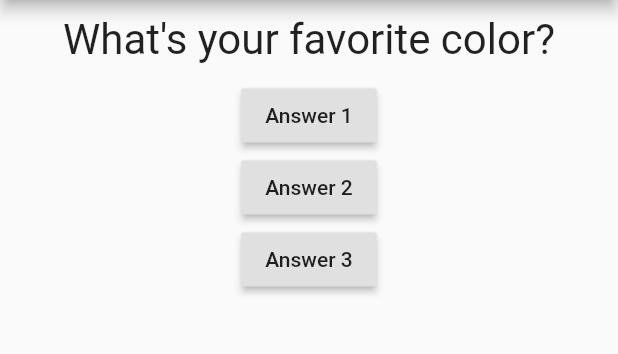
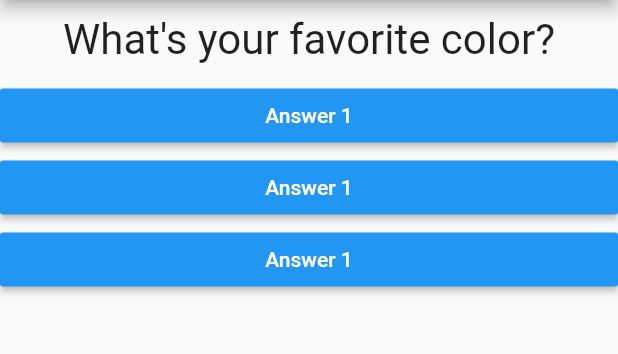
Before and after one commit to RonRofe/flutter-course, a Flutter app: the screen it shows after launch, on a phone screen of 412 x 824 dp, the part 84-438 px from its top. Run offline on Flutter 3.47's test engine with Material 2 defaults, Android fonts, the phone set to English and light mode, and no system bars.

Commit message:
answer widget

```diff
--- /dev/null
+++ b/first_app/lib/answer.dart
@@ -0,0 +1,20 @@
+import 'package:flutter/material.dart';
+
+class Answer extends StatelessWidget {
+  final Function _selectHandler;
+
+  Answer(Function this._selectHandler);
+
+  @override
+  Widget build(BuildContext context) {
+    return Container(
+      width: double.infinity,
+      child: RaisedButton(
+        child: Text('Answer 1'),
+        onPressed: this._selectHandler,
+        color: Colors.blue,
+        textColor: Colors.white,
+      )
+    );
+  }
+}
--- a/first_app/lib/main.dart
+++ b/first_app/lib/main.dart
@@ -1,6 +1,7 @@
 import 'package:flutter/material.dart';
 
 import './question.dart';
+import './answer.dart';
 
 void main() => runApp(MyApp());
 
@@ -35,12 +36,9 @@ class _MyAppState extends State<MyApp> {
         body: Column(
           children: [
             Question(questions[_questionIndex]),
-            RaisedButton(child: Text('Answer 1'), onPressed: _answerQuestion),
-            RaisedButton(child: Text('Answer 2'), onPressed: () => print('Answer 2 chosen!')),
-            RaisedButton(child: Text('Answer 3'), onPressed: () {
-                // ...
-                print('Answer 3 chosen');
-            }),
+            Answer(this._answerQuestion),
+            Answer(this._answerQuestion),
+            Answer(this._answerQuestion)
           ],
         ),
       ),
```
